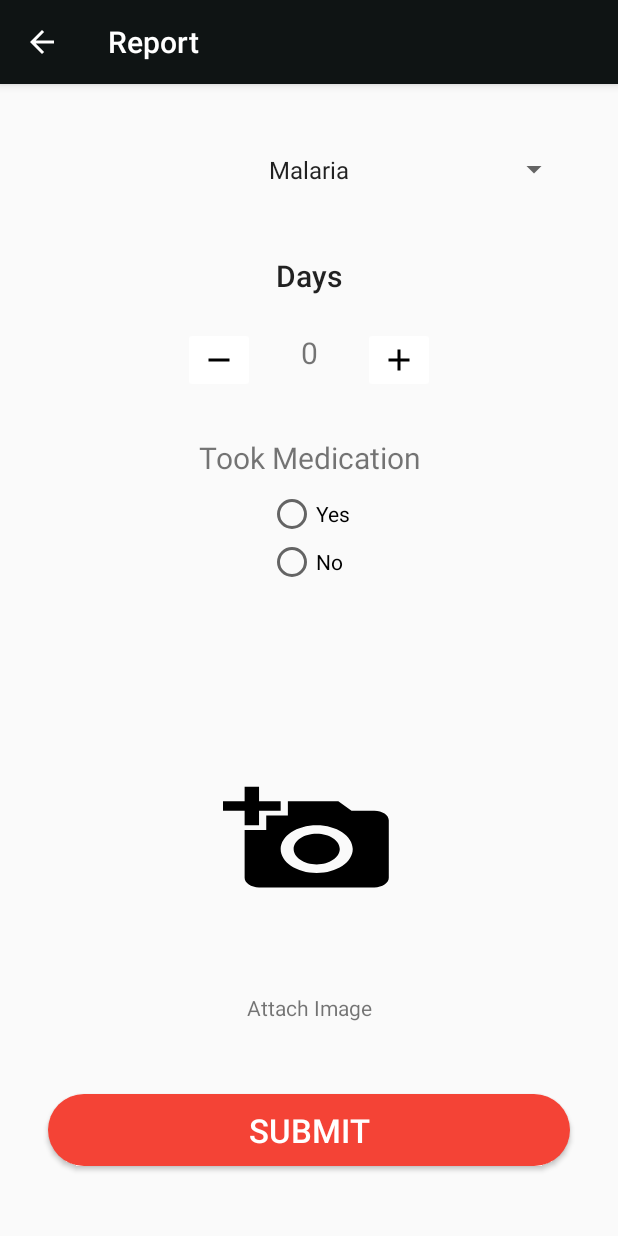
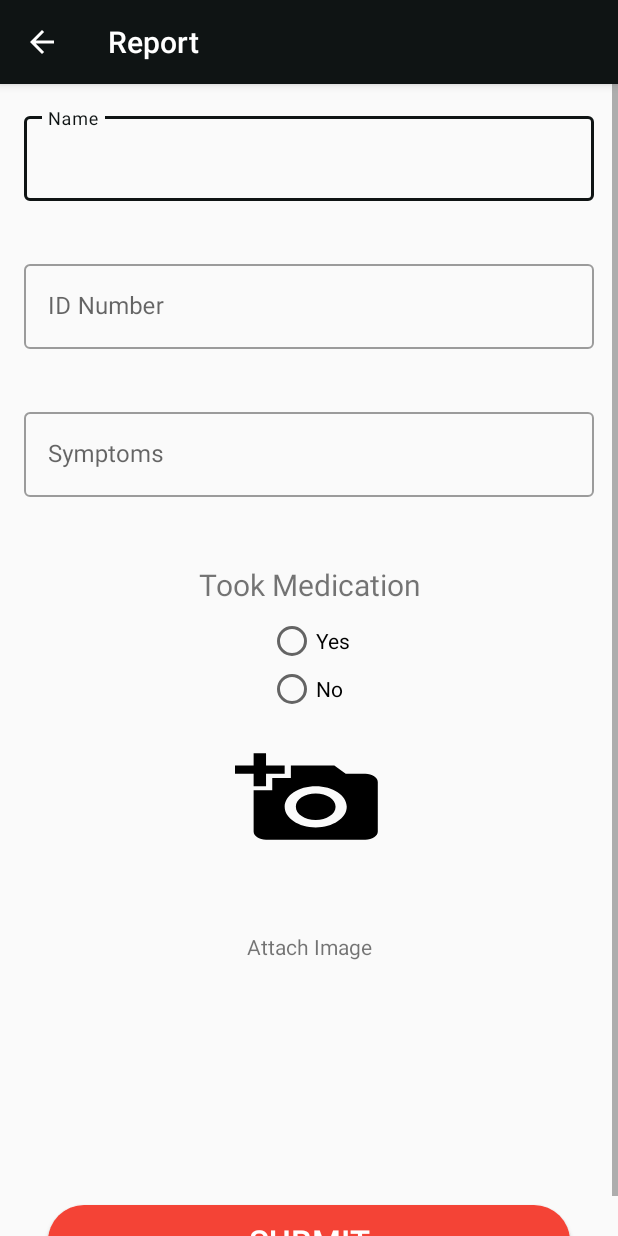
Before and after one commit to Joshua56/FirebaseAuth, an Android app: the ReportActivity screen opened directly, with no data from a screen before it, on a phone screen of 412 x 824 dp. Run offline under Robolectric (Android 15) with nearby library versions, the phone set to English and light mode, and no system bars; our stand-ins replace Firebase (no records; nobody signed in at launch, a user with empty details on screens opened directly); libraries missing offline, so code that uses them is left out: permissions.dispatcher.

Commit message:
report layout update

```diff
--- a/app/src/main/java/www/joshmyapps/com/healthcare/ReportActivity.java
+++ b/app/src/main/java/www/joshmyapps/com/healthcare/ReportActivity.java
@@ -10,11 +10,11 @@ import android.os.Build;
 import android.os.Bundle;
 import android.util.Log;
 import android.view.View;
+import android.widget.EditText;
 import android.widget.FrameLayout;
 import android.widget.ImageView;
 import android.widget.RadioButton;
 import android.widget.RadioGroup;
-import android.widget.Spinner;
 import android.widget.TextView;
 import android.widget.Toast;
 
@@ -51,9 +51,8 @@ import static www.joshmyapps.com.healthcare.ConstantsKt.GALLERY_RQ_CODE;
 @RuntimePermissions
 public class ReportActivity extends LocationActivity {
 
-    private TextView mTvDays;
-    private Spinner mCaseSpinner;
     private RadioGroup mRadioGroup;
+    private EditText mNameEditText, mIdEditText, mSymptomsEditText;
     private RadioButton mRadioButton;
     private ImageView mSelectedImageView;
     private TextView mImageText;
@@ -64,11 +63,13 @@ public class ReportActivity extends LocationActivity {
     protected void onCreate(Bundle savedInstanceState) {
         super.onCreate(savedInstanceState);
         setContentView(R.layout.activity_report);
-        mCaseSpinner = findViewById(R.id.case_spinner);
-        mTvDays = findViewById(R.id.days_text_view);
         mRadioGroup = findViewById(R.id.medication_radio_group);
         mSelectedImageView = findViewById(R.id.uploaded_image_view);
         mImageText = findViewById(R.id.image_placeholder_text);
+
+        mNameEditText = findViewById(R.id.report_name_edit_text);
+        mIdEditText = findViewById(R.id.report_id_edit_text);
+        mSymptomsEditText = findViewById(R.id.report_symptom_edit_text);
 
         FirebaseStorage vFirebaseStorage = FirebaseStorage.getInstance();
         mStorageReference = vFirebaseStorage.getReference().child("reports");
@@ -107,17 +108,19 @@ public class ReportActivity extends LocationActivity {
             mRadioButton = findViewById(selectedId);
         }
         if (mRadioButton != null) {
-            String currentCase = mCaseSpinner.getSelectedItem().toString();
             String tookMeds = mRadioButton.getText().toString();
-            String days = mTvDays.getText().toString();
+            String id = mIdEditText.getText().toString();
+            String symptoms = mSymptomsEditText.getText().toString();
             Map<String, String> report = new HashMap<>();
-            report.put("case", currentCase);
+            String name = mNameEditText.getText().toString();
+            report.put("name", !name.equals("") ? name : "Not Provided");
+            report.put("id", !id.equals("") ? id : "Not Provided");
+            report.put("symptoms", symptoms.equals("") ? symptoms : "Not Provided");
             report.put("tookMeds", tookMeds);
-            report.put("days", days);
             report.put("latitude", latitude != null ? latitude : "0.0");
             report.put("longitude", longitude != null ? longitude : "0.0");
             sendToFirebase(report);
-            saveImageToFirebaseStorage(mSelectedImage, currentCase);
+            saveImageToFirebaseStorage(mSelectedImage, name);
         }
 
     }
@@ -164,20 +167,6 @@ public class ReportActivity extends LocationActivity {
                         }
                     });
         }
-    }
-
-    public void reduceDays(View view) {
-        int days = Integer.parseInt(mTvDays.getText().toString());
-        if (days > 0) {
-            mTvDays.setText(String.valueOf(days - 1));
-            return;
-        }
-        Toast.makeText(ReportActivity.this, "Invalid operation", Toast.LENGTH_LONG).show();
-    }
-
-    public void increaseDays(View view) {
-        int days = Integer.parseInt(mTvDays.getText().toString()) + 1;
-        mTvDays.setText(String.valueOf(days));
     }
 
     @Override
--- /dev/null
+++ b/app/src/main/res/drawable/et_rounded.xml
@@ -0,0 +1,7 @@
+<?xml version="1.0" encoding="utf-8"?>
+<shape xmlns:android="http://schemas.android.com/apk/res/android"
+    android:shape="rectangle">
+    <corners
+        android:bottomLeftRadius="10dp"
+        android:bottomRightRadius="10dp" />
+</shape>
--- a/app/src/main/res/layout/activity_report.xml
+++ b/app/src/main/res/layout/activity_report.xml
@@ -9,75 +9,66 @@
         android:layout_height="wrap_content"
         tools:context=".ReportActivity">
 
-
-        <Spinner
-            android:id="@+id/case_spinner"
+        <com.google.android.material.textfield.TextInputLayout
+            android:id="@+id/report_name_text_layout"
+            style="@style/Widget.MaterialComponents.TextInputLayout.OutlinedBox"
             android:layout_width="0dp"
             android:layout_height="wrap_content"
-            android:layout_margin="32dp"
-            android:entries="@array/cases"
-            android:minHeight="50dp"
-            android:padding="8dp"
-            android:textAlignment="center"
+            android:layout_margin="16dp"
+            android:hint="@string/hint_name"
+            app:errorEnabled="true"
             app:layout_constraintEnd_toEndOf="parent"
             app:layout_constraintStart_toStartOf="parent"
-            app:layout_constraintTop_toTopOf="parent" />
+            app:layout_constraintTop_toTopOf="parent">
 
-        <TextView
-            android:id="@+id/textView"
-            android:layout_width="wrap_content"
+            <com.google.android.material.textfield.TextInputEditText
+                android:id="@+id/report_name_edit_text"
+                android:layout_width="match_parent"
+                android:layout_height="wrap_content"
+                android:inputType="text" />
+
+        </com.google.android.material.textfield.TextInputLayout>
+
+        <com.google.android.material.textfield.TextInputLayout
+            android:id="@+id/report_id_text_layout"
+            style="@style/Widget.MaterialComponents.TextInputLayout.OutlinedBox"
+            android:layout_width="0dp"
             android:layout_height="wrap_content"
-            android:layout_margin="32dp"
-            android:text="@string/days"
-            android:textAppearance="@style/TextAppearance.AppCompat.Title"
+            android:layout_margin="16dp"
+            android:hint="@string/id_number"
+            app:errorEnabled="true"
             app:layout_constraintEnd_toEndOf="parent"
             app:layout_constraintStart_toStartOf="parent"
-            app:layout_constraintTop_toBottomOf="@id/case_spinner" />
+            app:layout_constraintTop_toBottomOf="@id/report_name_text_layout">
 
-        <LinearLayout
-            android:id="@+id/counter_view"
-            android:layout_width="wrap_content"
+            <com.google.android.material.textfield.TextInputEditText
+                android:id="@+id/report_id_edit_text"
+                android:layout_width="match_parent"
+                android:layout_height="wrap_content"
+                android:inputType="text" />
+
+        </com.google.android.material.textfield.TextInputLayout>
+
+
+        <com.google.android.material.textfield.TextInputLayout
+            android:id="@+id/report_symptom_text_layout"
+            style="@style/Widget.MaterialComponents.TextInputLayout.OutlinedBox"
+            android:layout_width="0dp"
             android:layout_height="wrap_content"
-            android:layout_gravity="center"
             android:layout_margin="16dp"
-            android:orientation="horizontal"
+            android:hint="@string/symptoms"
+            app:errorEnabled="true"
             app:layout_constraintEnd_toEndOf="parent"
             app:layout_constraintStart_toStartOf="parent"
-            app:layout_constraintTop_toBottomOf="@id/textView">
+            app:layout_constraintTop_toBottomOf="@id/report_id_text_layout">
 
-            <ImageButton
-                android:id="@+id/dec_button"
-                android:layout_width="wrap_content"
+            <com.google.android.material.textfield.TextInputEditText
+                android:id="@+id/report_symptom_edit_text"
+                android:layout_width="match_parent"
                 android:layout_height="wrap_content"
-                android:layout_gravity="center"
-                android:layout_margin="4dp"
-                android:backgroundTint="#ffffff"
-                android:minHeight="20dp"
-                android:onClick="reduceDays"
-                android:src="@drawable/ic_decrease" />
+                android:inputType="text" />
 
-            <TextView
-                android:id="@+id/days_text_view"
-                android:layout_width="wrap_content"
-                android:layout_height="wrap_content"
-                android:minWidth="64dp"
-                android:minHeight="54dp"
-                android:padding="8dp"
-                android:text="@string/_0"
-                android:textAlignment="center"
-                android:textSize="20sp" />
-
-            <ImageButton
-                android:id="@+id/inc_button"
-                android:layout_width="wrap_content"
-                android:layout_height="wrap_content"
-                android:layout_gravity="center"
-                android:layout_margin="4dp"
-                android:backgroundTint="#ffffff"
-                android:minHeight="20dp"
-                android:onClick="increaseDays"
-                android:src="@drawable/ic_increase" />
-        </LinearLayout>
+        </com.google.android.material.textfield.TextInputLayout>
 
         <TextView
             android:id="@+id/med_label"
@@ -88,7 +79,7 @@
             android:text="@string/took_medication"
             android:textAlignment="center"
             android:textSize="20sp"
-            app:layout_constraintTop_toBottomOf="@id/counter_view" />
+            app:layout_constraintTop_toBottomOf="@id/report_symptom_text_layout" />
 
         <RadioGroup
             android:id="@+id/medication_radio_group"
@@ -111,13 +102,11 @@
                 android:text="@string/no" />
         </RadioGroup>
 
-
         <FrameLayout
             android:id="@+id/frame_layout"
             android:layout_width="wrap_content"
             android:layout_height="wrap_content"
-            android:layout_marginTop="32dp"
-            android:layout_marginBottom="32dp"
+            android:layout_marginTop="16dp"
             app:layout_constraintEnd_toEndOf="parent"
             app:layout_constraintStart_toStartOf="parent"
             app:layout_constraintTop_toBottomOf="@id/medication_radio_group">
@@ -126,9 +115,9 @@
                 android:id="@+id/uploaded_image_view"
                 android:layout_width="match_parent"
                 android:layout_height="0dp"
-                android:layout_gravity="center"
+                android:layout_margin="8dp"
+                android:layout_gravity="top"
                 android:contentDescription="@string/uploaded_from_gallery"
-                android:minHeight="50dp"
                 android:scaleType="fitXY"
                 android:src="@drawable/ic_add_a_photo" />
 
@@ -136,7 +125,7 @@
                 android:id="@+id/image_placeholder_text"
                 android:layout_width="match_parent"
                 android:layout_height="wrap_content"
-                android:layout_gravity="bottom"
+                android:layout_gravity="center"
                 android:padding="16dp"
                 android:text="@string/attach_image"
                 android:textAlignment="center" />
@@ -152,7 +141,6 @@
             android:text="@string/submit"
             android:textColor="#fff"
             android:textSize="22sp"
-            app:layout_constraintBottom_toBottomOf="parent"
             app:layout_constraintTop_toBottomOf="@id/frame_layout" />
 
     </androidx.constraintlayout.widget.ConstraintLayout>
--- a/app/src/main/res/values/strings.xml
+++ b/app/src/main/res/values/strings.xml
@@ -33,4 +33,5 @@
     <string name="attach_image">Attach Image</string>
     <string name="case_traced">Case traced</string>
     <string name="id_number">ID Number</string>
+    <string name="symptoms">Symptoms</string>
 </resources>
```
